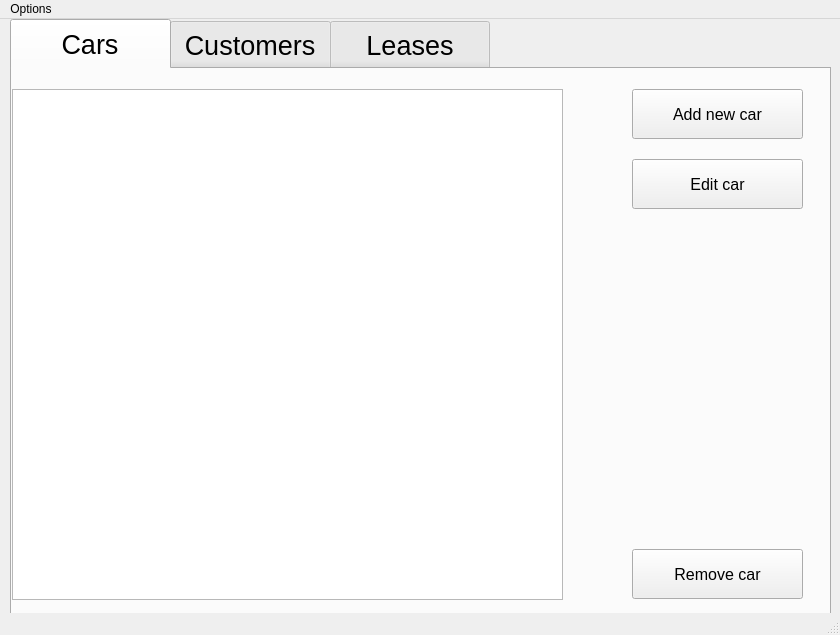
First picture: the form in src/mainwindow.ui, repository Blodroed/RustyRides, before the edit.
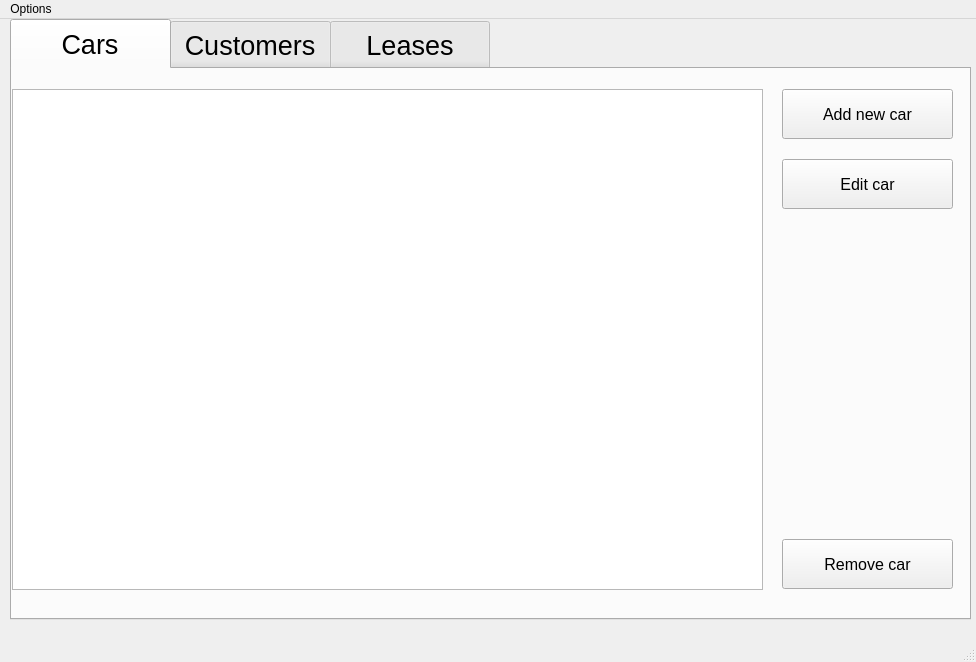
Second picture: the form after the edit. The open tabs and pages were chosen to show the change.

Diff of the .ui file:
```diff
--- a/src/mainwindow.ui
+++ b/src/mainwindow.ui
@@ -6,8 +6,8 @@
    <rect>
     <x>0</x>
     <y>0</y>
-    <width>840</width>
-    <height>635</height>
+    <width>976</width>
+    <height>662</height>
    </rect>
   </property>
   <property name="minimumSize">
@@ -18,8 +18,8 @@
   </property>
   <property name="maximumSize">
    <size>
-    <width>1280</width>
-    <height>720</height>
+    <width>3840</width>
+    <height>2160</height>
    </size>
   </property>
   <property name="windowTitle">
@@ -34,8 +34,8 @@
      <rect>
       <x>10</x>
       <y>0</y>
-      <width>821</width>
-      <height>611</height>
+      <width>961</width>
+      <height>601</height>
      </rect>
     </property>
     <property name="font">
@@ -65,7 +65,7 @@
      <widget class="QPushButton" name="NewCarBtn">
       <property name="geometry">
        <rect>
-        <x>620</x>
+        <x>770</x>
         <y>20</y>
         <width>171</width>
         <height>50</height>
@@ -83,7 +83,7 @@
      <widget class="QPushButton" name="EdtCarBtn">
       <property name="geometry">
        <rect>
-        <x>620</x>
+        <x>770</x>
         <y>90</y>
         <width>171</width>
         <height>50</height>
@@ -101,8 +101,8 @@
      <widget class="QPushButton" name="DelCarBtn">
       <property name="geometry">
        <rect>
-        <x>620</x>
-        <y>480</y>
+        <x>770</x>
+        <y>470</y>
         <width>171</width>
         <height>50</height>
        </rect>
@@ -116,13 +116,13 @@
        <string>Remove car</string>
       </property>
      </widget>
-     <widget class="QTableView" name="CarTable">
+     <widget class="QTableWidget" name="CarTable">
       <property name="geometry">
        <rect>
         <x>0</x>
         <y>20</y>
-        <width>551</width>
-        <height>511</height>
+        <width>751</width>
+        <height>501</height>
        </rect>
       </property>
      </widget>
@@ -288,8 +288,8 @@
     <rect>
      <x>0</x>
      <y>0</y>
-     <width>840</width>
-     <height>21</height>
+     <width>976</width>
+     <height>17</height>
     </rect>
    </property>
    <widget class="QMenu" name="menuOptions">
```
Left out of the diff: 22 changed lines with no effect on the pictures.
